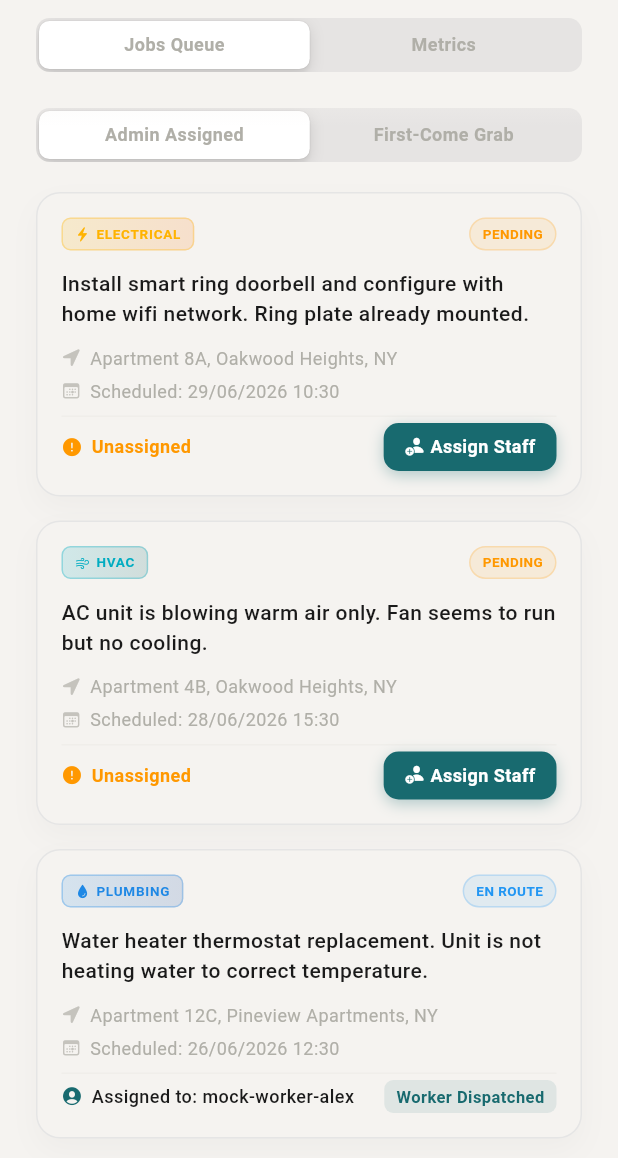
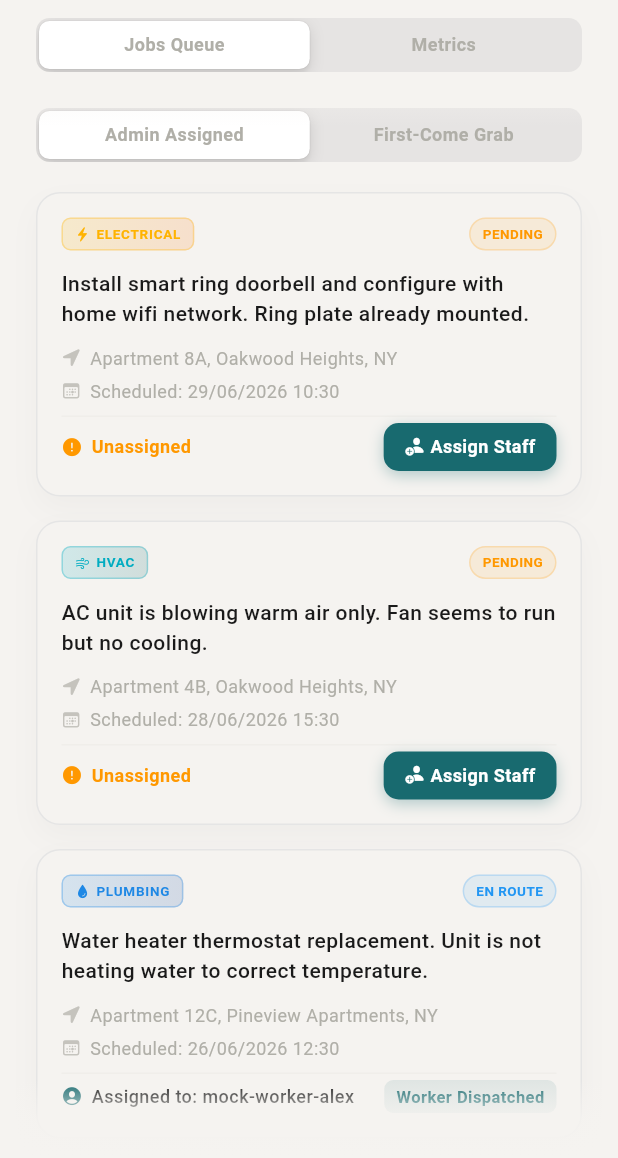
Before and after one commit to f4w4z/fijadora, a Flutter app: the AdminDashboardView screen opened directly, on a phone screen of 412 x 824 dp, the part 78-1236 px from its top. Run offline on Flutter 3.47's test engine with Material 3 defaults, Android fonts, the phone set to English and light mode, and no system bars; our stand-ins replace cached_network_image, flutter_map, flutter_riverpod, go_router, hive, hive_flutter and 2 more; accounts and stored records are empty.

Commit message:
mock jobs images, initialTrade param, bottom scrim, ignore .vscode/.agents

```diff
--- a/lib/ui/shared/widgets/floating_header_layout.dart
+++ b/lib/ui/shared/widgets/floating_header_layout.dart
@@ -74,7 +74,31 @@ class _FloatingHeaderLayoutState extends State<FloatingHeaderLayout> {
           ),
         ),
 
-        // 3. Floating header
+        // 3. Bottom scrim (gradient fade)
+        Positioned(
+          left: 0,
+          right: 0,
+          bottom: 0,
+          height: _headerHeight / 2,
+          child: IgnorePointer(
+            child: Container(
+              decoration: BoxDecoration(
+                gradient: LinearGradient(
+                  begin: Alignment.topCenter,
+                  end: Alignment.bottomCenter,
+                  colors: [
+                    theme.scaffoldBackgroundColor.withValues(alpha: 0.0),
+                    theme.scaffoldBackgroundColor.withValues(alpha: 0.85),
+                    theme.scaffoldBackgroundColor,
+                  ],
+                  stops: const [0.0, 0.5, 1.0],
+                ),
+              ),
+            ),
+          ),
+        ),
+
+        // 4. Floating header
         Positioned(
           left: 0,
           right: 0,
```
Also changed, not shown: lib/data/repositories/jobs_repository.dart (+7 -24 lines), lib/ui/features/services/views/new_request_page.dart (+9 -2 lines), 1 other file.
